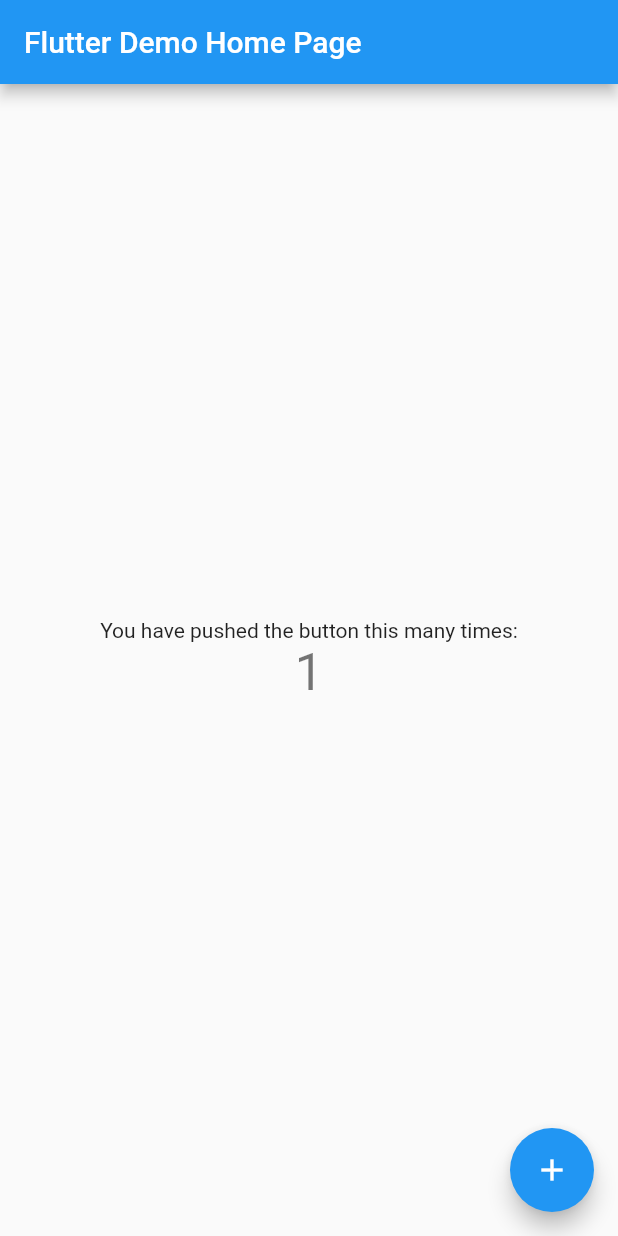
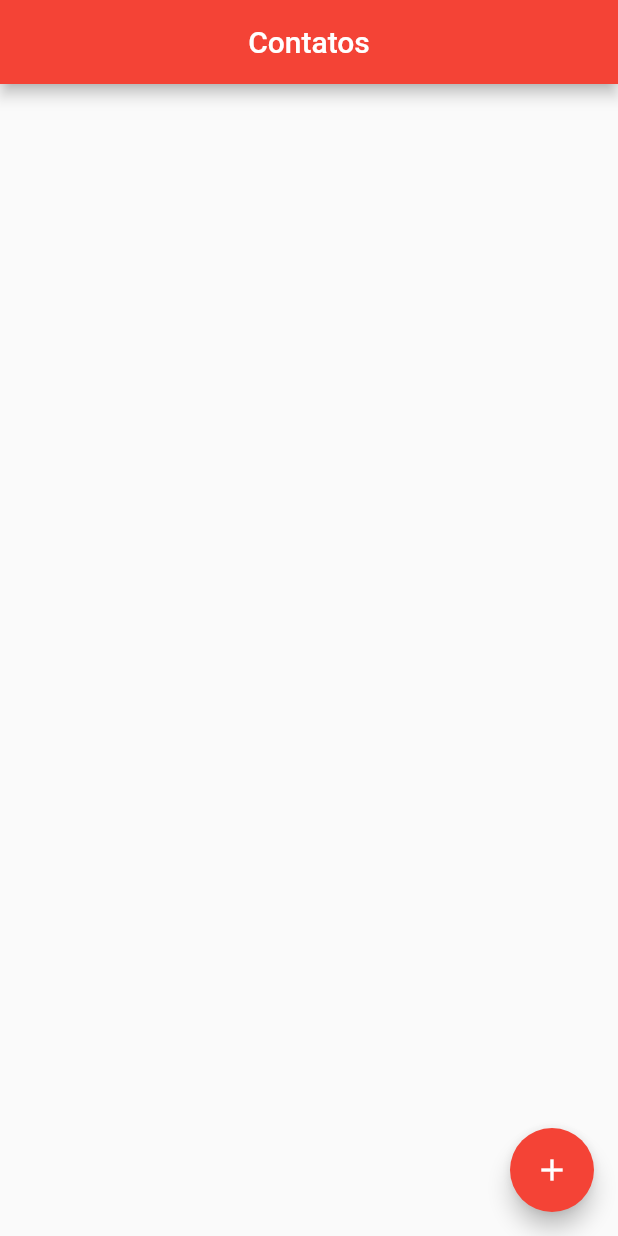
Before and after one commit to wandersonsales-dev/agenda_contatos, a Flutter app: the screen it shows after launch, after a tap on the "add" icon, on a phone screen of 412 x 824 dp. Run offline on Flutter 3.47's test engine with Material 2 defaults, Android fonts, the phone set to English and light mode, and no system bars.

Commit message:
Projeto resetado e pronto para o desenvolvimento do zero

```diff
--- a/lib/main.dart
+++ b/lib/main.dart
@@ -1,111 +1,9 @@
+import 'package:agenda_contatos/ui/home.dart';
 import 'package:flutter/material.dart';
 
-void main() => runApp(MyApp());
-
-class MyApp extends StatelessWidget {
-  // This widget is the root of your application.
-  @override
-  Widget build(BuildContext context) {
-    return MaterialApp(
-      title: 'Flutter Demo',
-      theme: ThemeData(
-        // This is the theme of your application.
-        //
-        // Try running your application with "flutter run". You'll see the
-        // application has a blue toolbar. Then, without quitting the app, try
-        // changing the primarySwatch below to Colors.green and then invoke
-        // "hot reload" (press "r" in the console where you ran "flutter run",
-        // or simply save your changes to "hot reload" in a Flutter IDE).
-        // Notice that the counter didn't reset back to zero; the application
-        // is not restarted.
-        primarySwatch: Colors.blue,
-      ),
-      home: MyHomePage(title: 'Flutter Demo Home Page'),
-    );
-  }
+void main(){
+  runApp(MaterialApp(
+    home: Home(),
+    debugShowCheckedModeBanner: false,
+  ));
 }
-
-class MyHomePage extends StatefulWidget {
-  MyHomePage({Key key, this.title}) : super(key: key);
-
-  // This widget is the home page of your application. It is stateful, meaning
-  // that it has a State object (defined below) that contains fields that affect
-  // how it looks.
-
-  // This class is the configuration for the state. It holds the values (in this
-  // case the title) provided by the parent (in this case the App widget) and
-  // used by the build method of the State. Fields in a Widget subclass are
-  // always marked "final".
-
-  final String title;
-
-  @override
-  _MyHomePageState createState() => _MyHomePageState();
-}
-
-class _MyHomePageState extends State<MyHomePage> {
-  int _counter = 0;
-
-  void _incrementCounter() {
-    setState(() {
-      // This call to setState tells the Flutter framework that something has
-      // changed in this State, which causes it to rerun the build method below
-      // so that the display can reflect the updated values. If we changed
-      // _counter without calling setState(), then the build method would not be
-      // called again, and so nothing would appear to happen.
-      _counter++;
-    });
-  }
-
-  @override
-  Widget build(BuildContext context) {
-    // This method is rerun every time setState is called, for instance as done
-    // by the _incrementCounter method above.
-    //
-    // The Flutter framework has been optimized to make rerunning build methods
-    // fast, so that you can just rebuild anything that needs updating rather
-    // than having to individually change instances of widgets.
-    return Scaffold(
-      appBar: AppBar(
-        // Here we take the value from the MyHomePage object that was created by
-        // the App.build method, and use it to set our appbar title.
-        title: Text(widget.title),
-      ),
-      body: Center(
-        // Center is a layout widget. It takes a single child and positions it
-        // in the middle of the parent.
-        child: Column(
-          // Column is also a layout widget. It takes a list of children and
-          // arranges them vertically. By default, it sizes itself to fit its
-          // children horizontally, and tries to be as tall as its parent.
-          //
-          // Invoke "debug painting" (press "p" in the console, choose the
-          // "Toggle Debug Paint" action from the Flutter Inspector in Android
-          // Studio, or the "Toggle Debug Paint" command in Visual Studio Code)
-          // to see the wireframe for each widget.
-          //
-          // Column has various properties to control how it sizes itself and
-          // how it positions its children. Here we use mainAxisAlignment to
-          // center the children vertically; the main axis here is the vertical
-          // axis because Columns are vertical (the cross axis would be
-          // horizontal).
-          mainAxisAlignment: MainAxisAlignment.center,
-          children: <Widget>[
-            Text(
-              'You have pushed the button this many times:',
-            ),
-            Text(
-              '$_counter',
-              style: Theme.of(context).textTheme.display1,
-            ),
-          ],
-        ),
-      ),
-      floatingActionButton: FloatingActionButton(
-        onPressed: _incrementCounter,
-        tooltip: 'Increment',
-        child: Icon(Icons.add),
-      ), // This trailing comma makes auto-formatting nicer for build methods.
-    );
-  }
-}
--- /dev/null
+++ b/lib/ui/home.dart
@@ -0,0 +1,24 @@
+import 'package:flutter/material.dart';
+
+class Home extends StatefulWidget {
+  @override
+  _HomeState createState() => _HomeState();
+}
+
+class _HomeState extends State<Home> {
+  @override
+  Widget build(BuildContext context) {
+    return Scaffold(
+      appBar: AppBar(
+        title: Text("Contatos"),
+        centerTitle: true,
+        backgroundColor: Colors.red,
+      ),
+      floatingActionButton: FloatingActionButton(
+        child: Icon(Icons.add),
+        onPressed: (){},
+        backgroundColor: Colors.red,
+      ),
+    );
+  }
+}
```
Also changed, not shown: 1 other file.
